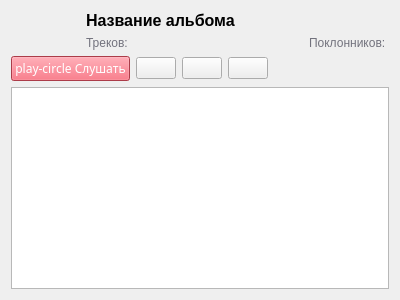
pamugk/deezer-qt-client, file pages/albumpage.ui: the form before one commit.
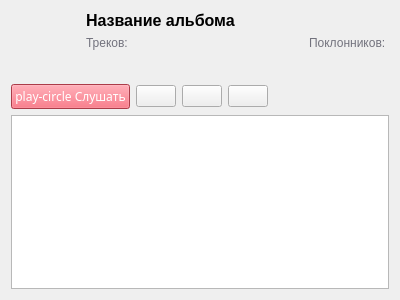
The form after the commit. Icons and pictures are not drawn.

Patch:
```diff
--- a/pages/albumpage.ui
+++ b/pages/albumpage.ui
@@ -16,13 +16,6 @@
   <layout class="QVBoxLayout" name="pageLayout">
    <item>
     <layout class="QGridLayout" name="overviewLayout">
-     <item row="0" column="0">
-      <widget class="QLabel" name="coverLabel">
-       <property name="text">
-        <string/>
-       </property>
-      </widget>
-     </item>
      <item row="1" column="1">
       <widget class="QLabel" name="tracksLabel">
        <property name="styleSheet">
@@ -80,6 +73,46 @@
        </property>
       </widget>
      </item>
+     <item row="1" column="3">
+      <widget class="QLabel" name="releaseDateLabel">
+       <property name="styleSheet">
+        <string notr="true">color: rgb(114, 114, 125);</string>
+       </property>
+       <property name="text">
+        <string/>
+       </property>
+      </widget>
+     </item>
+     <item row="1" column="2">
+      <widget class="QLabel" name="durationLabel">
+       <property name="styleSheet">
+        <string notr="true">color: rgb(114, 114, 125);</string>
+       </property>
+       <property name="text">
+        <string/>
+       </property>
+      </widget>
+     </item>
+     <item row="2" column="1" colspan="2">
+      <spacer name="verticalSpacer">
+       <property name="orientation">
+        <enum>Qt::Vertical</enum>
+       </property>
+       <property name="sizeHint" stdset="0">
+        <size>
+         <width>20</width>
+         <height>40</height>
+        </size>
+       </property>
+      </spacer>
+     </item>
+     <item row="0" column="0" rowspan="3">
+      <widget class="QLabel" name="coverLabel">
+       <property name="text">
+        <string/>
+       </property>
+      </widget>
+     </item>
     </layout>
    </item>
    <item>
```
Left out of the diff: 20 changed lines with no effect on the pictures.
